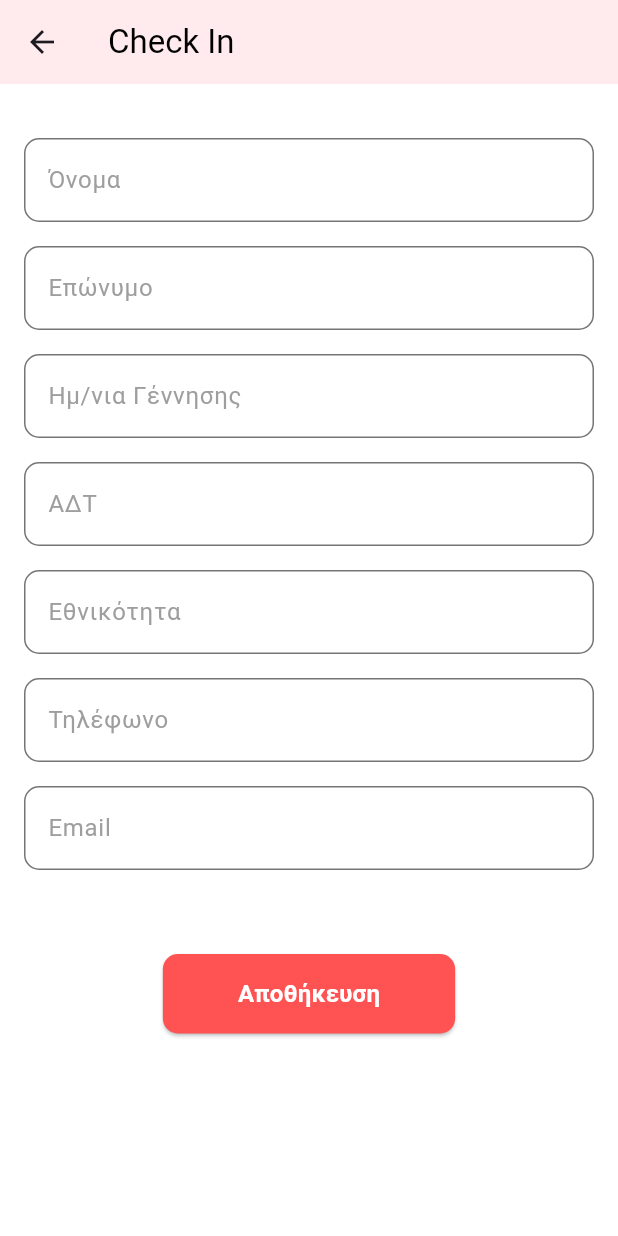
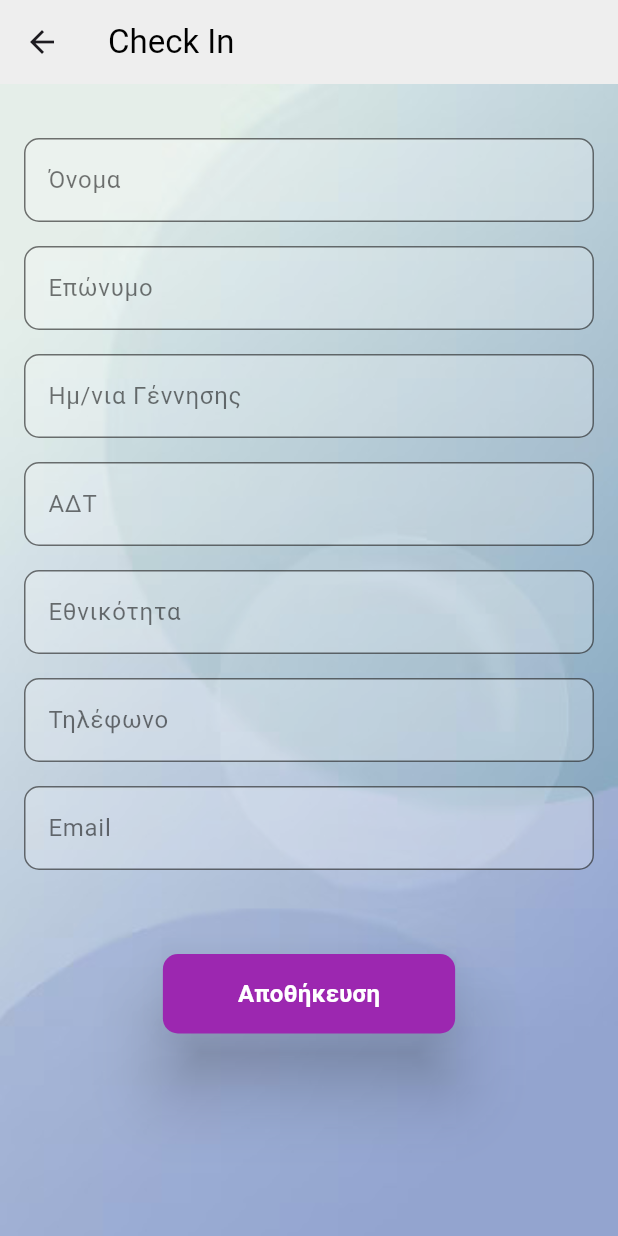
Before and after one commit to TsalemisIasonas/Self_Check-In, a Flutter app: the screen it shows after launch, after a tap on "ΣΥΝΕΧΕΙΑ", on a phone screen of 412 x 824 dp. Run offline on Flutter 3.47's test engine with Material 3 defaults, Android fonts, the phone set to English and light mode, and no system bars.

Commit message:
UI updates

```diff
--- a/lib/pages/form_page.dart
+++ b/lib/pages/form_page.dart
@@ -52,7 +52,7 @@ class _FormPageState extends State<FormPage> {
       ScaffoldMessenger.of(context).showSnackBar(
         const SnackBar(
           content: Text('Παρακαλώ συμπληρώστε όλα τα πεδία.'),
-          backgroundColor: Colors.redAccent,
+          backgroundColor: Colors.red,
         ),
       );
     } else {
@@ -72,9 +72,9 @@ class _FormPageState extends State<FormPage> {
 
     final Map<String, dynamic> requestBody = {
       //...formData,
-      "apicode": "250KNXMNDIKOCYA",
+      "apicode": "7FEIS52QBCCZI7A",
       "applicationname": "Hercules.MyPylonCommercial",
-      "databasealias": "test_hotel",
+      "databasealias": "test",
       "username": "demo",
       "password": "demo",
     };
@@ -133,10 +133,18 @@ class _FormPageState extends State<FormPage> {
       backgroundColor: Colors.white,
       appBar: AppBar(
         title: const Text("Check In", style: TextStyle(color: Colors.black)),
-        backgroundColor: Colors.red[50], // Light red
+        backgroundColor: Colors.grey[200],
         elevation: 0,
       ),
-      body: Padding(
+      body: Stack(
+        children: [
+          Image.asset(
+            'assets/images/background.jpg',
+            fit: BoxFit.cover,
+            width: double.infinity,
+            height: double.infinity,
+          ),
+          Padding(
             padding: const EdgeInsets.all(16),
             child: SingleChildScrollView(
               child: Column(
@@ -153,16 +161,16 @@ class _FormPageState extends State<FormPage> {
                         style: const TextStyle(color: Colors.black),
                         decoration: InputDecoration(
                           hintText: fieldName,
-                      hintStyle: const TextStyle(color: Colors.grey),
+                          hintStyle: const TextStyle(color: Colors.black54),
                           filled: true,
-                      fillColor: Colors.white,
+                          fillColor: Colors.white24,
                           enabledBorder: OutlineInputBorder(
                             borderSide: const BorderSide(color: Colors.black54),
                             borderRadius: BorderRadius.circular(10.0),
                           ),
                           focusedBorder: OutlineInputBorder(
                             borderSide: const BorderSide(
-                          color: Colors.redAccent,
+                              color: Color.fromARGB(255, 130, 110, 164),
                               width: 2.0,
                             ),
                             borderRadius: BorderRadius.circular(10.0),
@@ -175,7 +183,8 @@ class _FormPageState extends State<FormPage> {
                   ElevatedButton(
                     onPressed: _saveAndSendApiData,
                     style: ElevatedButton.styleFrom(
-                  backgroundColor: Colors.redAccent,
+                      elevation: 20,
+                      backgroundColor: Colors.purple[500],
                       padding: const EdgeInsets.symmetric(
                         horizontal: 50,
                         vertical: 15,
@@ -197,6 +206,8 @@ class _FormPageState extends State<FormPage> {
               ),
             ),
           ),
+        ],
+      ),
     );
   }
 }
--- a/lib/pages/home_page.dart
+++ b/lib/pages/home_page.dart
@@ -9,15 +9,12 @@ class HomePage extends StatefulWidget {
 }
 
 class _HomePageState extends State<HomePage> {
-  // We use a double? so we can represent a state where the height
-  // hasn't been set yet (null), which is better than 0.0.
   double? _containerHeight;
 
   @override
   void initState() {
     super.initState();
-    // Use `WidgetsBinding.instance.addPostFrameCallback` for a more reliable
-    // way to get screen size after the first frame has been built.
+
     WidgetsBinding.instance.addPostFrameCallback((_) {
       setState(() {
         _containerHeight = MediaQuery.of(context).size.height;
@@ -29,7 +26,20 @@ class _HomePageState extends State<HomePage> {
   Widget build(BuildContext context) {
     return Scaffold(
       backgroundColor: Colors.white,
-      body: Align(
+      appBar: AppBar(
+        title: const Text("Check In", style: TextStyle(color: Colors.black)),
+        backgroundColor: Colors.grey[200],
+        elevation: 0,
+      ),
+      body: Stack(
+        children: [
+          Image.asset(
+            'assets/images/background.jpg',
+            fit: BoxFit.cover,
+            width: double.infinity,
+            height: double.infinity,
+          ),
+          Align(
             alignment: Alignment.bottomCenter,
             child: AnimatedContainer(
               // Check for null and set height to 0.0 if not yet initialized.
@@ -39,19 +49,8 @@ class _HomePageState extends State<HomePage> {
                 child: Column(
                   mainAxisAlignment: MainAxisAlignment.center,
                   children: [
-                // Flexible spacer to push the content down
-                const Spacer(flex: 3),
-
-                // Using a regular Icon and a Spacer for flexible spacing
-                const Icon(
-                  Icons.check_circle_outline,
-                  size: 100,
-                  color: Colors.redAccent,
-                ),
-
-                // Another flexible spacer to push the button up
-                const Spacer(flex: 2),
-
+                    Placeholder(),
+                    SizedBox(height: MediaQuery.of(context).size.height * 0.1),
                     ElevatedButton(
                       onPressed: () {
                         Navigator.of(context).push(
@@ -61,29 +60,33 @@ class _HomePageState extends State<HomePage> {
                         );
                       },
                       style: ElevatedButton.styleFrom(
-                    backgroundColor: Colors.redAccent,
+                        backgroundColor: Colors.purple[500],
                         foregroundColor: Colors.white,
                         minimumSize: Size(
-                        MediaQuery.of(context).size.width * 0.2, 60),
+                          MediaQuery.of(context).size.width * 0.2,
+                          60,
+                        ),
                         textStyle: const TextStyle(
                           fontSize: 24,
                           fontWeight: FontWeight.w400,
                         ),
                         shape: RoundedRectangleBorder(
-                      borderRadius: BorderRadius.circular(30.0),
+                          borderRadius: BorderRadius.circular(10.0),
                         ),
-                    elevation: 5,
+                        elevation: 20,
                       ),
                       child: const Text("ΣΥΝΕΧΕΙΑ"),
                     ),
 
                     // Add a small spacer at the bottom for a little padding
-                const SizedBox(height: 20),
+                    const SizedBox(height: 60),
                   ],
                 ),
               ),
             ),
           ),
+        ],
+      ),
     );
   }
 }
--- a/pubspec.yaml
+++ b/pubspec.yaml
@@ -59,9 +59,8 @@ flutter:
   uses-material-design: true
 
   # To add assets to your application, add an assets section, like this:
-  # assets:
-  #   - images/a_dot_burr.jpeg
-  #   - images/a_dot_ham.jpeg
+  assets:
+    - assets/images/background.jpg
 
   # An image asset can refer to one or more resolution-specific "variants", see
   # https://flutter.dev/to/resolution-aware-images
```
Also changed, not shown: assets/images/background.jpg (added). Lines whose indentation alone changed are shown as unchanged.
